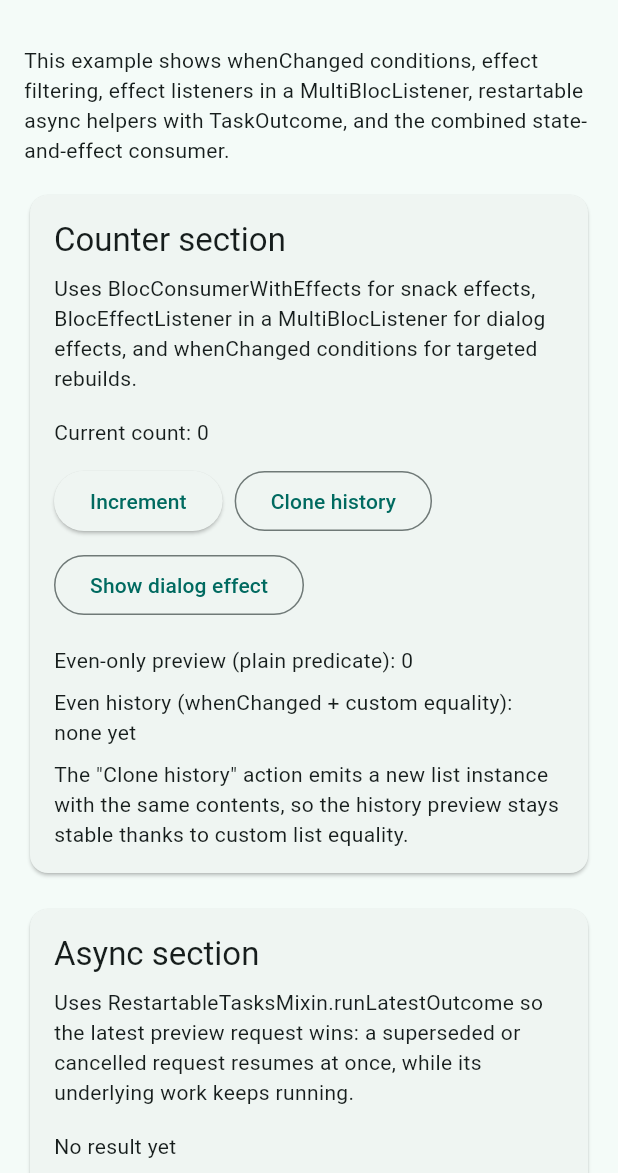
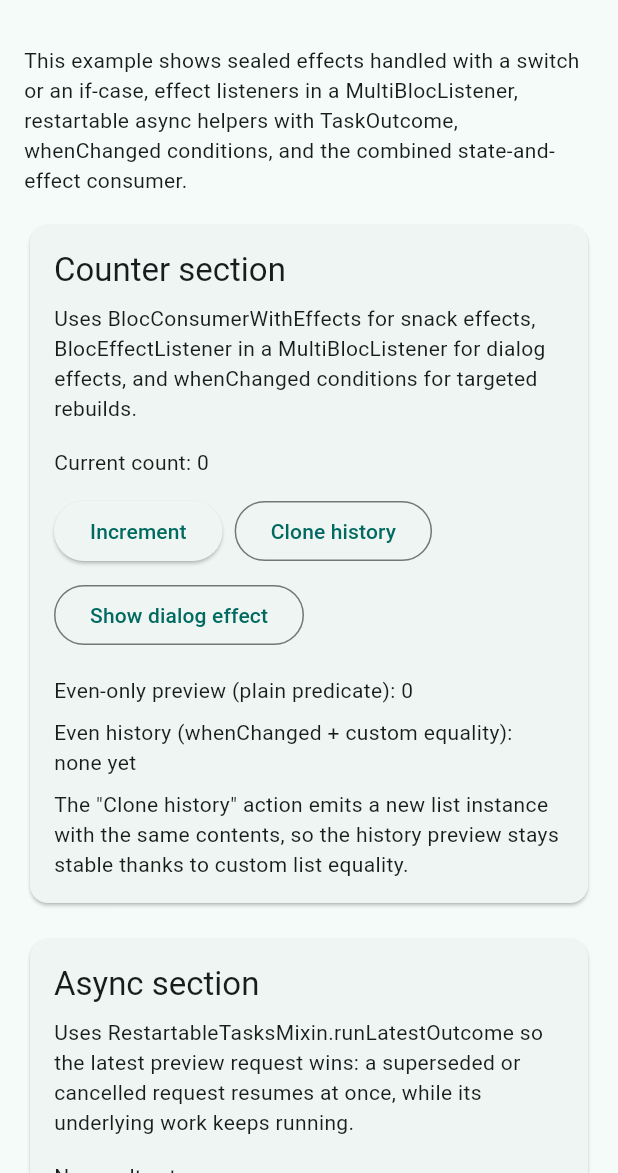
Before and after one commit to ephmoc/bloc_plus, a Flutter app: the screen it shows after launch, on a phone screen of 412 x 824 dp, the part 63-1236 px from its top. Run offline on Flutter 3.47's test engine with Material 3 defaults, Android fonts, the phone set to English and light mode, and no system bars; our stand-ins replace bloc, flutter_bloc, material_ui.

Commit message:
docs: lead the README with the async helpers and effects, add recipes, Compared with and Versioning (0.4.0)
The README starts with the async helpers for Cubits and the effects, then
the conditions ("Policies" becomes "Conditions") and the widgets. It adds a
table of which async helper to use, recipes for a flow with several awaits,
for "ignore while running" and for widget tests with a mocked cubit, a
"Compared with" section measured against bloc_presentation 1.1.2+3, async
2.13.1 and bloc_concurrency 0.3.0, and a "Versioning" section with the
policy from 1.0.0. The async sample uses RestartableTasksMixin alone and
clears its loading flag when the latest run fails.

The inference notes are corrected: without type arguments,
BlocEffectListener gives onEffect an Object? effect at every language
version. The dartdoc of emitEffect, runLatest and runLatestOutcome gains the
emit.isDone note and the rule that a key names a whole flow. The example app
models its effects as sealed classes. The description and the topics in
pubspec.yaml mention the effects.

several_awaits_recipe_test.dart guards the flow recipe, and
testing_recipe_test.dart the mocked cubit, with a mock written by hand.

Co-Authored-By: Claude Opus 5.5 <noreply@anthropic.com>

```diff
--- a/example/lib/main.dart
+++ b/example/lib/main.dart
@@ -38,8 +38,31 @@ class SearchState {
   }
 }
 
+// Effects are sealed classes, so a switch over them is checked for
+// exhaustiveness.
+sealed class CounterEffect {}
+
+final class CounterMessage extends CounterEffect {
+  CounterMessage(this.text);
+  final String text;
+}
+
+final class EvenHistoryDialog extends CounterEffect {
+  EvenHistoryDialog(this.length);
+  final int length;
+}
+
+sealed class SearchEffect {}
+
+final class PreviewLoaded extends SearchEffect {
+  PreviewLoaded(this.result);
+  final String result;
+}
+
+final class PreviewCancelled extends SearchEffect {}
+
 class CounterCubit extends Cubit<CounterState>
-    with HasEffects<CounterState, String> {
+    with HasEffects<CounterState, CounterEffect> {
   CounterCubit() : super(const CounterState());
 
   void increment() {
@@ -49,18 +72,16 @@ class CounterCubit extends Cubit<CounterState>
         : state.evenHistory;
 
     emit(state.copyWith(count: nextCount, evenHistory: nextHistory));
-    emitEffect('snack:Count moved to $nextCount');
+    emitEffect(CounterMessage('Count moved to $nextCount'));
   }
 
   void cloneHistory() {
     emit(state.copyWith(evenHistory: List<int>.of(state.evenHistory)));
-    emitEffect('snack:Cloned the history list');
+    emitEffect(CounterMessage('Cloned the history list'));
   }
 
   void showDialogEffect() {
-    emitEffect(
-      'dialog:Current even history length is ${state.evenHistory.length}',
-    );
+    emitEffect(EvenHistoryDialog(state.evenHistory.length));
   }
 }
 
@@ -68,10 +89,11 @@ class SearchCubit extends Cubit<SearchState>
     with
         SafeEmitMixin<SearchState>,
         RestartableTasksMixin<SearchState>,
-        HasEffects<SearchState, String> {
+        HasEffects<SearchState, SearchEffect> {
   SearchCubit() : super(const SearchState());
 
   Future<void> loadPreview(String label, Duration delay) async {
+    // Before the first await the cubit may be closed already.
     safeEmit(state.copyWith(isLoading: true, result: 'Loading $label...'));
 
     final outcome = await runLatestOutcome('preview', (_) async {
@@ -79,15 +101,13 @@ class SearchCubit extends Cubit<SearchState>
       return label;
     });
 
-    // A superseded or cancelled request resumes at once; only the latest one
-    // updates the state.
+    // A superseded or cancelled request resumes at once, and close() cancels
+    // the run: only the latest completed one updates the state.
     if (!outcome.isCompleted) return;
     final result = outcome.value;
 
-    safeEmit(
-      state.copyWith(isLoading: false, result: 'Latest result: $result'),
-    );
-    emitEffect('info:Loaded $result');
+    emit(state.copyWith(isLoading: false, result: 'Latest result: $result'));
+    emitEffect(PreviewLoaded(result));
   }
 
   void cancelPreview() {
@@ -95,7 +115,7 @@ class SearchCubit extends Cubit<SearchState>
     safeEmit(
       state.copyWith(isLoading: false, result: 'Cancelled latest preview'),
     );
-    emitEffect('info:Cancelled preview');
+    emitEffect(PreviewCancelled());
   }
 }
 
@@ -125,15 +145,18 @@ class ExamplePage extends StatelessWidget {
   Widget build(BuildContext context) {
     return MultiBlocListener(
       listeners: [
-        BlocEffectListener<CounterCubit, String>(
+        BlocEffectListener<CounterCubit, CounterEffect>(
           onEffect: (context, effect) {
-            if (!effect.startsWith('dialog:')) return;
+            // One subtype only: the consumer below shows the messages.
+            if (effect is! EvenHistoryDialog) return;
             showDialog<void>(
               context: context,
               builder: (dialogContext) {
                 return AlertDialog(
                   title: const Text('Counter effect'),
-                  content: Text(_stripEffectPrefix(effect)),
+                  content: Text(
+                    'Current even history length is ${effect.length}',
+                  ),
                   actions: [
                     TextButton(
                       onPressed: () => Navigator.of(dialogContext).pop(),
@@ -145,12 +168,15 @@ class ExamplePage extends StatelessWidget {
             );
           },
         ),
-        BlocEffectListener<SearchCubit, String>(
+        BlocEffectListener<SearchCubit, SearchEffect>(
           onEffect: (context, effect) {
-            if (!effect.startsWith('info:')) return;
-            ScaffoldMessenger.of(
-              context,
-            ).showSnackBar(SnackBar(content: Text(_stripEffectPrefix(effect))));
+            // Every subtype: the switch fails to compile when one is missing.
+            final message = switch (effect) {
+              PreviewLoaded(:final result) => 'Loaded $result',
+              PreviewCancelled() => 'Cancelled preview',
+            };
+            ScaffoldMessenger.of(context)
+                .showSnackBar(SnackBar(content: Text(message)));
           },
         ),
       ],
@@ -160,10 +186,10 @@ class ExamplePage extends StatelessWidget {
           padding: const EdgeInsets.all(16),
           children: const [
             Text(
-              'This example shows whenChanged conditions, effect filtering, '
-              'effect listeners in a MultiBlocListener, restartable async '
-              'helpers with TaskOutcome, and the combined state-and-effect '
-              'consumer.',
+              'This example shows sealed effects handled with a switch or an '
+              'if-case, effect listeners in a MultiBlocListener, restartable '
+              'async helpers with TaskOutcome, whenChanged conditions, and '
+              'the combined state-and-effect consumer.',
             ),
             SizedBox(height: 16),
             CounterSection(),
@@ -198,12 +224,14 @@ class CounterSection extends StatelessWidget {
               'and whenChanged conditions for targeted rebuilds.',
             ),
             const SizedBox(height: 16),
-            BlocConsumerWithEffects<CounterCubit, CounterState, String>(
+            BlocConsumerWithEffects<CounterCubit, CounterState, CounterEffect>(
               onEffect: (context, bloc, effect) {
-                if (!effect.startsWith('snack:')) return;
-                ScaffoldMessenger.of(context).showSnackBar(
-                  SnackBar(content: Text(_stripEffectPrefix(effect))),
-                );
+                // One subtype only: the listener above the page shows the
+                // dialog.
+                if (effect case CounterMessage(:final text)) {
+                  ScaffoldMessenger.of(context)
+                      .showSnackBar(SnackBar(content: Text(text)));
+                }
               },
               builder: (context, bloc, state) {
                 return Column(
@@ -340,12 +368,6 @@ class SearchSection extends StatelessWidget {
   }
 }
 
-String _stripEffectPrefix(String effect) {
-  final separatorIndex = effect.indexOf(':');
-  if (separatorIndex == -1) return effect;
-  return effect.substring(separatorIndex + 1).trimLeft();
-}
-
 bool _listEquals(List<int> previous, List<int> current) {
   if (previous.length != current.length) return false;
 
--- a/lib/bloc_plus.dart
+++ b/lib/bloc_plus.dart
@@ -1,4 +1,5 @@
-/// Extensions, widgets, policies, and async helpers for `flutter_bloc`.
+/// Async helpers for Cubits, one-off effects, conditions and widgets for
+/// `flutter_bloc`.
 // ignore: unnecessary_library_name
 library bloc_plus;
 
--- a/lib/src/effects/has_effects.dart
+++ b/lib/src/effects/has_effects.dart
@@ -39,6 +39,9 @@ mixin HasEffects<S, E> on BlocBase<S> implements EffectsSource<E> {
   /// `mixin X on HasEffects<S, E>` that shares helpers between blocs).
   /// Calls from elsewhere, including extensions on the bloc and other
   /// libraries, get analyzer warnings; tests may call it.
+  ///
+  /// In a `Bloc` handler that a transformer such as `restartable()` has
+  /// cancelled, the effect is still delivered: check `emit.isDone` first.
   @protected
   @visibleForTesting
   void emitEffect(E effect) {
--- a/lib/src/widgets/bloc_consumer_with_effects.dart
+++ b/lib/src/widgets/bloc_consumer_with_effects.dart
@@ -28,8 +28,9 @@ typedef BlocEffectListenerWithBloc<B extends StateStreamable<S>, S, E> = void
 /// `null`.
 ///
 /// Write all three type arguments, for example
-/// `BlocConsumerWithEffects<UiCubit, UiState, UiEffect>`: below language
-/// version 3.7 they are not inferred from [bloc].
+/// `BlocConsumerWithEffects<UiCubit, UiState, UiEffect>`: `S` and `E` are
+/// inferred from [bloc] only in code at language version 3.7 or later, which
+/// is the language version of the app, not of this package.
 class BlocConsumerWithEffects<B extends HasEffects<S, E>, S, E>
     extends StatelessWidget {
   /// Creates a widget that consumes state and effects from the same bloc.
--- a/pubspec.yaml
+++ b/pubspec.yaml
@@ -1,12 +1,12 @@
 name: bloc_plus
-description: "Extensions for flutter_bloc focused on ergonomics and safety."
+description: "Async helpers for Cubits, one-off effects kept out of the state, rebuild conditions and widgets that hand the bloc to callbacks, for flutter_bloc."
 version: 0.4.0
 repository: "https://github.com/ephmoc/bloc_plus"
 topics:
   - flutter
   - bloc
   - state-management
-  - widgets
+  - effects
   - async
 
 environment:
```
Also changed, not shown: lib/src/async/restartable_tasks_mixin.dart (+6 -2 lines), lib/src/effects/bloc_effect_listener.dart (+6 -3 lines), 5 other files.
